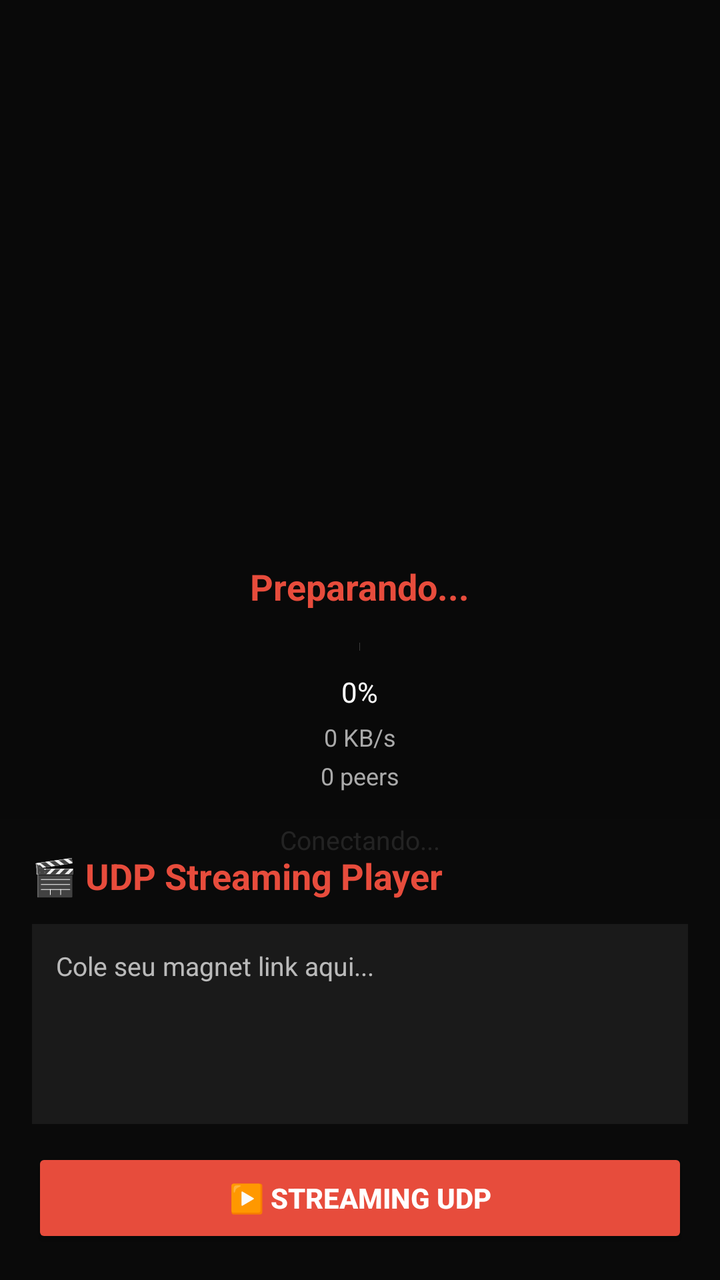
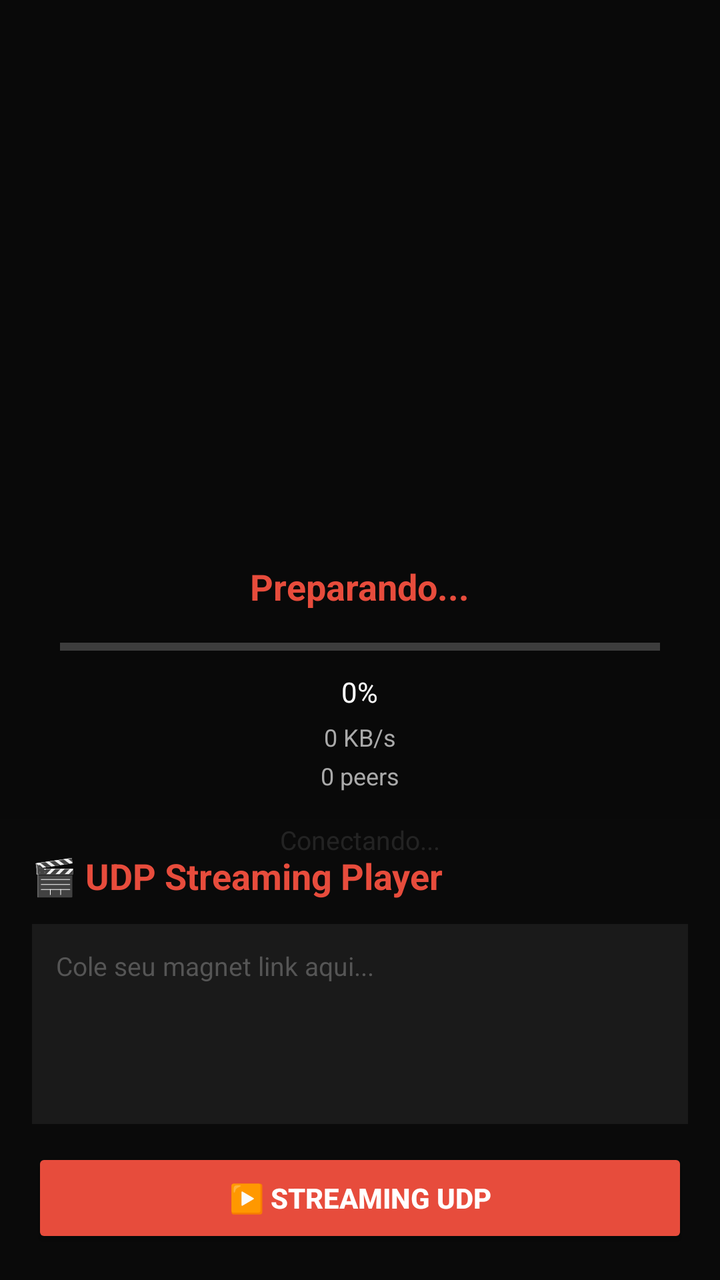

Two renders of the same Android screen: before a commit and after it. Below are the layout's source before the change and the commit's diff.
<!-- AndroidManifest.xml: application theme Theme.AppCompat.NoActionBar -->
<!-- res/layout/activity_main.xml -->
<?xml version="1.0" encoding="utf-8"?>
<FrameLayout xmlns:android="http://schemas.android.com/apk/res/android"
    android:layout_width="match_parent"
    android:layout_height="match_parent"
    android:background="#0a0a0a">
    
    <VideoView
        android:id="@+id/video_view"
        android:layout_width="match_parent"
        android:layout_height="match_parent"
        android:visibility="gone" />
    
    <LinearLayout
        android:id="@+id/loading_overlay"
        android:layout_width="match_parent"
        android:layout_height="match_parent"
        android:gravity="center"
        android:orientation="vertical"
        android:background="#dd0a0a0a"
        android:visibility="visible">
        
        <ProgressBar
            android:layout_width="50dp"
            android:layout_height="50dp"
            android:indeterminateTint="#e74c3c" />
        
        <TextView
            android:id="@+id/loading_title"
            android:layout_width="wrap_content"
            android:layout_height="wrap_content"
            android:layout_marginTop="20dp"
            android:text="Preparando..."
            android:textColor="#e74c3c"
            android:textSize="18sp"
            android:textStyle="bold" />
        
        <ProgressBar
            android:id="@+id/buffer_bar"
            style="?android:attr/progressBarStyleHorizontal"
            android:layout_width="80%"
            android:layout_height="6dp"
            android:layout_marginTop="15dp"
            android:progressTint="#e74c3c" />
        
        <TextView
            android:id="@+id/loading_progress"
            android:layout_width="wrap_content"
            android:layout_height="wrap_content"
            android:layout_marginTop="10dp"
            android:text="0%"
            android:textColor="#fff"
            android:textSize="14sp" />
        
        <TextView
            android:id="@+id/loading_speed"
            android:layout_width="wrap_content"
            android:layout_height="wrap_content"
            android:layout_marginTop="5dp"
            android:text="0 KB/s"
            android:textColor="#aaa"
            android:textSize="12sp" />
        
        <TextView
            android:id="@+id/loading_peers"
            android:layout_width="wrap_content"
            android:layout_height="wrap_content"
            android:layout_marginTop="3dp"
            android:text="0 peers"
            android:textColor="#aaa"
            android:textSize="12sp" />
        
        <TextView
            android:id="@+id/loading_status"
            android:layout_width="wrap_content"
            android:layout_height="wrap_content"
            android:layout_marginTop="15dp"
            android:text="Conectando..."
            android:textColor="#888"
            android:textSize="13sp" />
    </LinearLayout>
    
    <LinearLayout
        android:id="@+id/control_panel"
        android:layout_width="match_parent"
        android:layout_height="wrap_content"
        android:layout_gravity="bottom"
        android:orientation="vertical"
        android:padding="16dp"
        android:background="#cc0a0a0a">
        
        <TextView
            android:layout_width="wrap_content"
            android:layout_height="wrap_content"
            android:text="🎬 UDP Streaming Player"
            android:textColor="#e74c3c"
            android:textSize="18sp"
            android:textStyle="bold"
            android:layout_marginBottom="12dp" />
        
        <EditText
            android:id="@+id/magnet_input"
            android:layout_width="match_parent"
            android:layout_height="100dp"
            android:background="#1a1a1a"
            android:gravity="top"
            android:hint="Cole seu magnet link aqui..."
            android:hintTextColor="#555"
            android:inputType="textMultiLine"
            android:padding="12dp"
            android:textColor="#fff"
            android:textSize="13sp" />
        
        <Button
            android:id="@+id/btn_play"
            android:layout_width="match_parent"
            android:layout_height="50dp"
            android:layout_marginTop="12dp"
            android:backgroundTint="#e74c3c"
            android:text="▶️ STREAMING UDP"
            android:textColor="#fff"
            android:textStyle="bold" />
        
        <LinearLayout
            android:id="@+id/stats_row"
            android:layout_width="match_parent"
            android:layout_height="wrap_content"
            android:layout_marginTop="12dp"
            android:orientation="horizontal"
            android:visibility="gone">
            
            <LinearLayout
                android:layout_width="0dp"
                android:layout_height="wrap_content"
                android:layout_weight="1"
                android:gravity="center"
                android:orientation="vertical"
                android:background="#1a1a1a"
                android:padding="8dp"
                android:layout_margin="2dp">
                <TextView android:id="@+id/stat_progress" android:text="0%" android:textColor="#e74c3c" android:textSize="16sp" android:textStyle="bold" />
                <TextView android:text="Progresso" android:textColor="#888" android:textSize="10sp" />
            </LinearLayout>
            
            <LinearLayout
                android:layout_width="0dp"
                android:layout_height="wrap_content"
                android:layout_weight="1"
                android:gravity="center"
                android:orientation="vertical"
                android:background="#1a1a1a"
                android:padding="8dp"
                android:layout_margin="2dp">
                <TextView android:id="@+id/stat_speed" android:text="0 KB/s" android:textColor="#e74c3c" android:textSize="16sp" android:textStyle="bold" />
                <TextView android:text="Velocidade" android:textColor="#888" android:textSize="10sp" />
            </LinearLayout>
            
            <LinearLayout
                android:layout_width="0dp"
                android:layout_height="wrap_content"
                android:layout_weight="1"
                android:gravity="center"
                android:orientation="vertical"
                android:background="#1a1a1a"
                android:padding="8dp"
                android:layout_margin="2dp">
                <TextView android:id="@+id/stat_peers" android:text="0" android:textColor="#e74c3c" android:textSize="16sp" android:textStyle="bold" />
                <TextView android:text="Peers UDP" android:textColor="#888" android:textSize="10sp" />
            </LinearLayout>
        </LinearLayout>
        
        <Button
            android:id="@+id/btn_stop"
            android:layout_width="match_parent"
            android:layout_height="50dp"
            android:layout_marginTop="8dp"
            android:backgroundTint="#555555"
            android:text="⏹️ PARAR"
            android:textColor="#fff"
            android:textStyle="bold"
            android:visibility="gone" />
    </LinearLayout>
    
</FrameLayout>
<!-- resources referenced by this layout -->
<resources>

</resources>

<!-- the commit's change to res/layout/activity_main.xml (unified diff, before → after) -->
@@ -37,8 +37,10 @@
         <ProgressBar
             android:id="@+id/buffer_bar"
             style="?android:attr/progressBarStyleHorizontal"
-            android:layout_width="80%"
+            android:layout_width="match_parent"
             android:layout_height="6dp"
+            android:layout_marginStart="30dp"
+            android:layout_marginEnd="30dp"
             android:layout_marginTop="15dp"
             android:progressTint="#e74c3c" />
         
@@ -104,7 +106,7 @@
             android:background="#1a1a1a"
             android:gravity="top"
             android:hint="Cole seu magnet link aqui..."
-            android:hintTextColor="#555"
+            android:textColorHint="#555"
             android:inputType="textMultiLine"
             android:padding="12dp"
             android:textColor="#fff"
